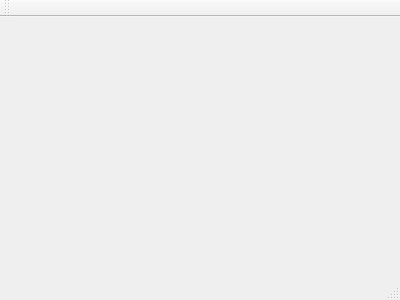
Above: SymControl/mainwindow.ui from donut181/dyplom before the change. Below: the same form after it.
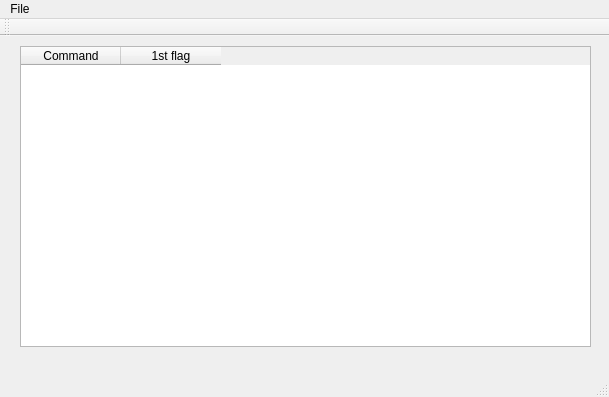
That is the form after the change.

```diff
--- a/SymControl/mainwindow.ui
+++ b/SymControl/mainwindow.ui
@@ -1,24 +1,78 @@
 <ui version="4.0">
  <class>MainWindow</class>
- <widget class="QMainWindow" name="MainWindow" >
-  <property name="geometry" >
+ <widget class="QMainWindow" name="MainWindow">
+  <property name="geometry">
    <rect>
     <x>0</x>
     <y>0</y>
-    <width>400</width>
-    <height>300</height>
+    <width>609</width>
+    <height>397</height>
    </rect>
   </property>
   <property name="windowTitle" >
    <string>MainWindow</string>
   </property>
-  <widget class="QMenuBar" name="menuBar" />
-  <widget class="QToolBar" name="mainToolBar" />
-  <widget class="QWidget" name="centralWidget" />
-  <widget class="QStatusBar" name="statusBar" />
+  <widget class="QWidget" name="centralWidget">
+   <widget class="QTableWidget" name="tableWidget">
+    <property name="geometry">
+     <rect>
+      <x>20</x>
+      <y>10</y>
+      <width>571</width>
+      <height>301</height>
+     </rect>
+    </property>
+    <column>
+     <property name="text">
+      <string>Command</string>
+     </property>
+    </column>
+    <column>
+     <property name="text">
+      <string>1st flag</string>
+     </property>
+    </column>
+   </widget>
+  </widget>
+  <widget class="QMenuBar" name="menuBar">
+   <property name="geometry">
+    <rect>
+     <x>0</x>
+     <y>0</y>
+     <width>609</width>
+     <height>20</height>
+    </rect>
+   </property>
+   <widget class="QMenu" name="menuFile">
+    <property name="title">
+     <string>File</string>
+    </property>
+    <addaction name="actionCreate"/>
+    <addaction name="actionParse_scs"/>
+   </widget>
+   <addaction name="menuFile"/>
+  </widget>
+  <widget class="QToolBar" name="mainToolBar">
+   <attribute name="toolBarArea">
+    <enum>TopToolBarArea</enum>
+   </attribute>
+   <attribute name="toolBarBreak">
+    <bool>false</bool>
+   </attribute>
+  </widget>
+  <widget class="QStatusBar" name="statusBar"/>
+  <action name="actionCreate">
+   <property name="text">
+    <string>Create</string>
+   </property>
+  </action>
+  <action name="actionParse_scs">
+   <property name="text">
+    <string>Parse netlist(.scs)</string>
+   </property>
+  </action>
  </widget>
- <layoutDefault spacing="6" margin="11" />
- <pixmapfunction></pixmapfunction>
+ <layoutdefault spacing="6" margin="11"/>
  <resources/>
  <connections/>
 </ui>
```
Left out of the diff: 3 changed lines with no effect on the pictures.
